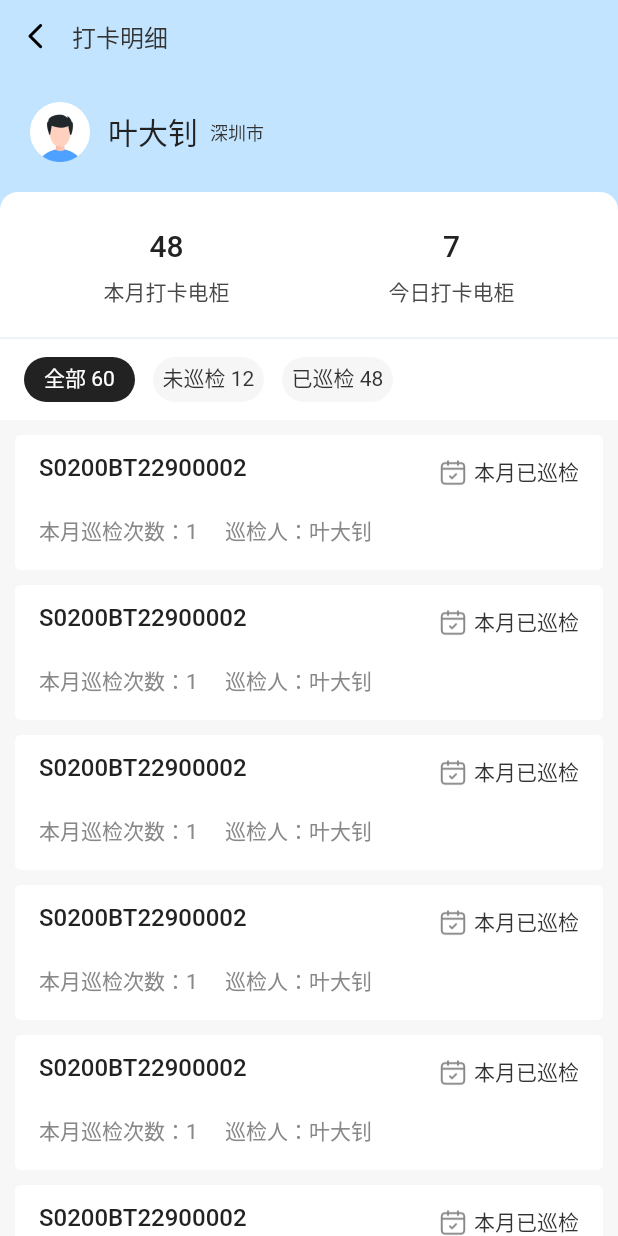
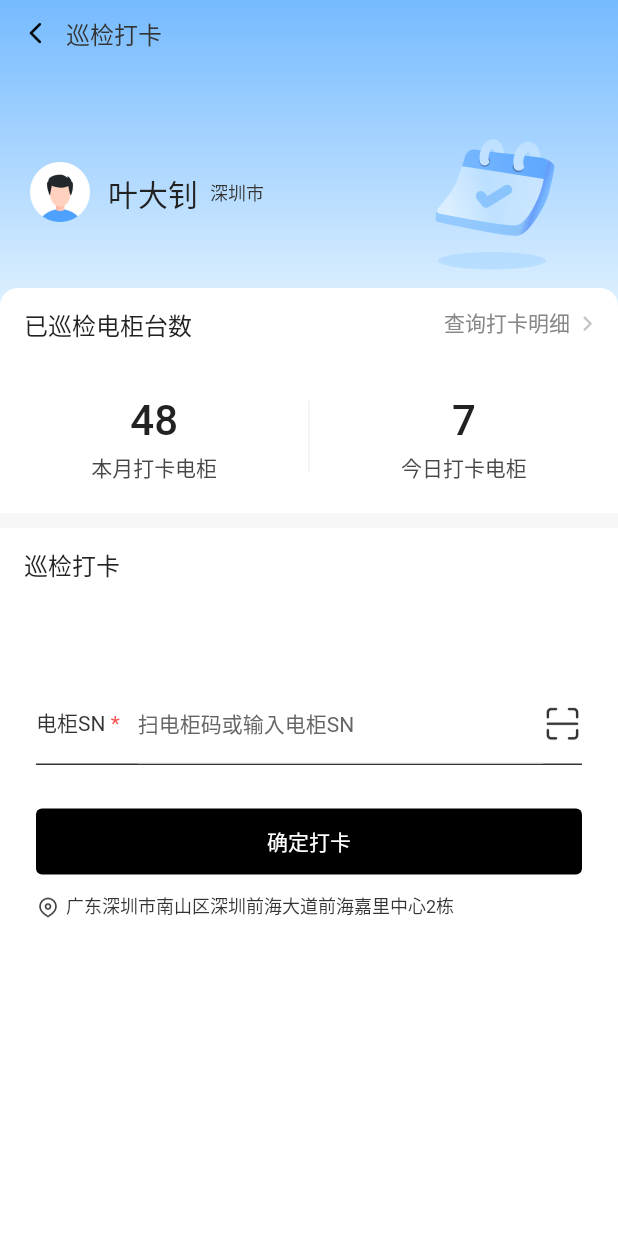
Before and after one commit to lodqc/saas_flutter_module, a Flutter app: the screen it shows after launch, on a phone screen of 412 x 824 dp. Run offline on Flutter 3.47's test engine with Material 2 defaults, Android fonts, the phone set to English and light mode, and no system bars; drawn by our look-alikes of oktoast; our stand-ins replace cached_network_image, device_info_plus, dio, fluro, keyboard_actions, sprintf and 1 more; missing offline and left inert: common_utils, flutter_pickers, sp_util.

Commit message:
完成巡检打卡ui

```diff
--- /dev/null
+++ b/lib/checkin/check_in_router.dart
@@ -0,0 +1,17 @@
+import 'package:fluro/fluro.dart';
+import 'package:saas_flutter_module/checkin/checkin_detail_page.dart';
+import 'package:saas_flutter_module/checkin/checkin_page.dart';
+import 'package:saas_flutter_module/router/i_router.dart';
+
+class CheckInRouter implements IRouterProvider {
+  static String CHECK_IN_PAGE = '/check_in/check_in_page';
+  static String CHECK_IN_DETAIL_PAGE = '/check_in/check_in_detail_page';
+
+  @override
+  void initRouter(FluroRouter router) {
+    router.define(CHECK_IN_PAGE,
+        handler: Handler(handlerFunc: (_, __) => CheckInPage()));
+    router.define(CHECK_IN_DETAIL_PAGE,
+        handler: Handler(handlerFunc: (_, __) => CheckInDetailPage()));
+  }
+}
--- /dev/null
+++ b/lib/checkin/checkin_page.dart
@@ -0,0 +1,251 @@
+import 'package:flutter/material.dart';
+import 'package:saas_flutter_module/checkin/check_in_router.dart';
+import 'package:saas_flutter_module/res/resources.dart';
+import 'package:saas_flutter_module/router/fluro_navigator.dart';
+import 'package:saas_flutter_module/util/other_utils.dart';
+import 'package:saas_flutter_module/widgets/my_app_bar.dart';
+import 'package:saas_flutter_module/widgets/my_button.dart';
+import 'package:saas_flutter_module/widgets/my_refresh_list.dart';
+import 'package:saas_flutter_module/widgets/my_scroll_view.dart';
+import 'package:saas_flutter_module/widgets/my_text_field.dart';
+
+class CheckInPage extends StatefulWidget {
+  CheckInPage({Key? key}) : super(key: key);
+
+  @override
+  _CheckInPageState createState() => _CheckInPageState();
+}
+
+class _CheckInPageState extends State<CheckInPage> {
+  final TextEditingController _snController = TextEditingController();
+  final FocusNode _nodeText1 = FocusNode();
+
+  @override
+  Widget build(BuildContext context) {
+    return Scaffold(
+      body: MyScrollView(
+        keyboardConfig:
+            Utils.getKeyboardActionsConfig(context, <FocusNode>[_nodeText1]),
+        children: [
+          Container(
+            child: Stack(
+              children: [
+                Container(
+                  decoration: BoxDecoration(
+                      gradient: LinearGradient(colors: [
+                    Colours.color_FF75BAFF,
+                    Colours.color_FFE8F6FF
+                  ], begin: Alignment.topCenter, end: Alignment.bottomCenter)),
+                  height: 224,
+                ),
+                Container(
+                  height: 44 + MediaQuery.of(context).padding.top,
+                  child: MyAppBar(
+                    title: "巡检打卡",
+                    backgroundColor: Colors.transparent,
+                  ),
+                ),
+                Positioned(
+                  child: Images.ic_check_in_0,
+                  right: 28,
+                  top: 72,
+                ),
+                Positioned(
+                  child: Images.imgHead,
+                  left: 20,
+                  top: 108,
+                ),
+                Positioned(
+                  child: Text(
+                    "叶大钊",
+                    style: TextStyles.color_FF222222_20M,
+                  ),
+                  left: 72,
+                  top: 114,
+                ),
+                Positioned(
+                  child: Text(
+                    "深圳市",
+                    style: TextStyles.text12N,
+                  ),
+                  left: 140,
+                  top: 122,
+                ),
+                Container(
+                  height: 160,
+                  width: double.infinity,
+                  margin: EdgeInsets.only(top: 192),
+                  decoration: BoxDecoration(
+                      color: Colors.white,
+                      borderRadius: BorderRadius.only(
+                          topLeft: Radius.circular(12),
+                          topRight: Radius.circular(12))),
+                  child: Stack(
+                    children: [
+                      Positioned(
+                        child: Text(
+                          "已巡检电柜台数",
+                          style: TextStyles.color_FF222222_16M,
+                        ),
+                        left: 16,
+                        top: 12,
+                      ),
+                      Positioned(
+                        child: Row(
+                          children: [
+                            Text(
+                              "查询打卡明细",
+                              style: TextStyles.color_FF888888_14N,
+                            ),
+                            Images.arrowRight
+                          ],
+                        ),
+                        right: 8,
+                        top: 12,
+                      ),
+                      Container(
+                        decoration: BoxDecoration(
+                            border: Border(
+                                bottom: BorderSide(
+                                    color: Colours.color_FFF7F7F7, width: 10))),
+                        child: Row(
+                          children: [
+                            Expanded(
+                              child: ConstrainedBox(
+                                constraints: BoxConstraints.expand(),
+                                child: Stack(
+                                  alignment:
+                                      Alignment.center, //指定未定位或部分定位widget的对齐方式
+                                  children: <Widget>[
+                                    Positioned(
+                                      top: 24,
+                                      child: Text(
+                                        "48",
+                                        style: TextStyles.color_FF222222_28M,
+                                      ),
+                                    ),
+                                    Positioned(
+                                      bottom: 20,
+                                      child: Text("本月打卡电柜",
+                                          style: TextStyles.color_FF484848_14N),
+                                    )
+                                  ],
+                                ),
+                              ),
+                              flex: 1,
+                            ),
+                            Container(
+                              color: Colours.color_FFF0F0F0,
+                              width: 1,
+                              height: 48,
+                            ),
+                            Expanded(
+                              child: ConstrainedBox(
+                                constraints: BoxConstraints.expand(),
+                                child: Stack(
+                                  alignment:
+                                      Alignment.center, //指定未定位或部分定位widget的对齐方式
+                                  children: <Widget>[
+                                    Positioned(
+                                      top: 24,
+                                      child: Text(
+                                        "7",
+                                        style: TextStyles.color_FF222222_28M,
+                                      ),
+                                    ),
+                                    Positioned(
+                                      bottom: 20,
+                                      child: Text("今日打卡电柜",
+                                          style: TextStyles.color_FF484848_14N),
+                                    )
+                                  ],
+                                ),
+                              ),
+                              flex: 1,
+                            )
+                          ],
+                        ),
+                        height: 112,
+                        margin: EdgeInsets.only(top: 48),
+                      ),
+                    ],
+                  ),
+                ),
+                Container(
+                  margin: EdgeInsets.only(top: 352),
+                  width: double.infinity,
+                  padding: EdgeInsets.symmetric(horizontal: 16, vertical: 12),
+                  child: Column(
+                    crossAxisAlignment: CrossAxisAlignment.start,
+                    children: [
+                      Text(
+                        "巡检打卡",
+                        style: TextStyles.color_FF222222_16M,
+                      ),
+                      Container(
+                        height: 54,
+                        decoration: BoxDecoration(
+                            border: Border(
+                                bottom: BorderSide(
+                                    color: Colours.color_FF333333, width: 1))),
+                        margin: EdgeInsets.only(left: 8, top: 68, right: 8),
+                        child: Row(
+                          children: [
+                            Text(
+                              "电柜SN ",
+                              style: TextStyles.color_FF333333_14N,
+                            ),
+                            Text(
+                              "*",
+                              style: TextStyles.red14N,
+                            ),
+                            SizedBox(
+                              width: 12,
+                            ),
+                            Expanded(
+                              child: MyTextField(
+                                controller: _snController,
+                                keyboardType: TextInputType.number,
+                                hintText: "扫电柜码或输入电柜SN",
+                              ),
+                              flex: 1,
+                            ),
+                            Images.ic_check_in_1
+                          ],
+                        ),
+                      ),
+                      Container(
+                        margin: EdgeInsets.only(left: 8, right: 8, top: 27),
+                        child: MyButton(
+                          text: "确定打卡",
+                          onPressed: () {
+                            NavigatorUtils.push(context, CheckInRouter.CHECK_IN_DETAIL_PAGE);
+                          },
+                        ),
+                      ),
+                      Padding(
+                        padding: EdgeInsets.only(top: 12, left: 8),
+                        child: Row(
+                          children: [
+                            Images.ic_check_in_2,
+                            Padding(
+                              padding: EdgeInsets.only(left: 4),
+                              child: Text(
+                                "广东深圳市南山区深圳前海大道前海嘉里中心2栋",
+                                style: TextStyles.text12N,
+                              ),
+                            )
+                          ],
+                        ),
+                      ),
+                    ],
+                  ),
+                ),
+              ],
+            ),
+          )
+        ],
+      ),
+    );
+  }
+}
--- a/lib/main.dart
+++ b/lib/main.dart
@@ -3,8 +3,7 @@ import 'package:flutter/gestures.dart';
 import 'package:flutter/material.dart';
 import 'package:oktoast/oktoast.dart';
 import 'package:provider/provider.dart';
-import 'package:saas_flutter_module/cabinet/cabinet_mount_page.dart';
-import 'package:saas_flutter_module/checkin/checkin_detail_page.dart';
+import 'package:saas_flutter_module/checkin/checkin_page.dart';
 import 'package:saas_flutter_module/net/dio_utils.dart';
 import 'package:saas_flutter_module/net/intercept.dart';
 import 'package:saas_flutter_module/provider/theme_provider.dart';
@@ -100,7 +99,7 @@ class MyApp extends StatelessWidget {
       theme: theme ?? provider.getTheme(),
       darkTheme: provider.getTheme(isDarkMode: true),
       themeMode: provider.getThemeMode(),
-      home: CheckInDetailPage(),
+      home: CheckInPage(),
       onGenerateRoute: Routes.router.generator,
       navigatorKey: navigatorKey,
       builder: (BuildContext context, Widget? child) {
--- a/lib/provider/theme_provider.dart
+++ b/lib/provider/theme_provider.dart
@@ -43,7 +43,7 @@ class ThemeProvider extends ChangeNotifier {
       colorScheme: ColorScheme.fromSwatch().copyWith(
         brightness: isDarkMode ? Brightness.dark : Brightness.light,
         secondary: isDarkMode ? Colours.dark_app_main : Colours.app_main,
-        error: isDarkMode ? Colours.dark_red : Colours.red,
+        error: isDarkMode ? Colours.dark_red : Colours.color_FFFA5050,
       ),
       // Tab指示器颜色
       indicatorColor: isDarkMode ? Colours.dark_app_main : Colours.app_main,
--- a/lib/res/colors.dart
+++ b/lib/res/colors.dart
@@ -1,7 +1,7 @@
 import 'package:flutter/material.dart';
 
 class Colours {
-  static const Color app_main = Color(0xFF4688FA);
+  static const Color app_main = Color(0xFF333333);
   static const Color dark_app_main = Color(0xFF3F7AE0);
 
   static const Color bg_color = Color(0xfff1f1f1);
@@ -25,7 +25,7 @@ class Colours {
   static const Color line = Color(0xFFEEEEEE);
   static const Color dark_line = Color(0xFF3A3C3D);
 
-  static const Color red = Color(0xFFFA5050);
+  static const Color color_FFFA5050 = Color(0xFFFA5050);
   static const Color dark_red = Color(0xFFE03E4E);
   static const Color button_disabled = Color(0xFFC2C2C2);
   static const Color button_enable = Color(0xFF000000);
@@ -49,4 +49,6 @@ class Colours {
   static const Color color_FFC2E4FF = Color(0xFFC2E4FF);
   static const Color color_FF484848 = Color(0xFF484848);
   static const Color color_FF888888 = Color(0xFF888888);
+  static const Color color_FF75BAFF = Color(0xFF75BAFF);
+  static const Color color_FFE8F6FF = Color(0xFFE8F6FF);
 }
--- a/lib/res/dimens.dart
+++ b/lib/res/dimens.dart
@@ -6,6 +6,7 @@ class Dimens {
   static const double font_sp16 = 16.0;
   static const double font_sp18 = 18.0;
   static const double font_sp20 = 20.0;
+  static const double font_sp28 = 28.0;
 
   static const double gap_dp4 = 4;
   static const double gap_dp5 = 5;
--- a/lib/res/resources.dart
+++ b/lib/res/resources.dart
@@ -15,4 +15,7 @@ class Images {
   static const Widget icItem0 = LoadAssetImage('ic_item_0', height: 20, width: 20,);
   static const Widget imgCheck = LoadAssetImage('ic_item_check', height: 20, width: 20,);
   static const Widget imgHead = LoadAssetImage('ic_head_icon', height: 40, width: 40,);
+  static const Widget ic_check_in_0 = LoadAssetImage('ic_check_in_0', height: 112, width: 112,);
+  static const Widget ic_check_in_1 = LoadAssetImage('ic_check_in_1', height: 26, width: 26,);
+  static const Widget ic_check_in_2 = LoadAssetImage('ic_check_in_2', height: 16, width: 16,);
 }
--- a/lib/res/styles.dart
+++ b/lib/res/styles.dart
@@ -42,7 +42,7 @@ class TextStyles {
   );
   static const TextStyle red14N = TextStyle(
       fontSize: Dimens.font_sp14,
-      color: Colours.red
+      color: Colours.color_FFFA5050
   );
   static const TextStyle color_FFC2C2C2_14N = TextStyle(
       fontSize: Dimens.font_sp14,
@@ -54,6 +54,10 @@ class TextStyles {
   );
   static const TextStyle color_FF222222_20M = TextStyle(
       fontSize: Dimens.font_sp20,
+      color: Colours.color_FF222222,fontWeight: FontWeight.w500
+  );
+  static const TextStyle color_FF222222_28M = TextStyle(
+      fontSize: Dimens.font_sp28,
       color: Colours.color_FF222222,fontWeight: FontWeight.w500
   );
   static const TextStyle color_FF222222_16M = TextStyle(
@@ -86,10 +90,10 @@ class TextStyles {
   );
   static const TextStyle text12N = TextStyle(
       fontSize: Dimens.font_sp12,
-      color: Colours.color_FF333333
+      color: Colours.color_FF333333,height: 1.2
   );
   static const TextStyle color_FF888888_14N = TextStyle(
       fontSize: Dimens.font_sp14,
-      color: Colours.color_FF888888
+      color: Colours.color_FF888888,height: 1.2
   );
 }
--- a/lib/router/routers.dart
+++ b/lib/router/routers.dart
@@ -1,6 +1,7 @@
 import 'package:fluro/fluro.dart';
 import 'package:flutter/material.dart';
 import 'package:saas_flutter_module/cabinet/cabinet_mount_page.dart';
+import 'package:saas_flutter_module/checkin/check_in_router.dart';
 import 'package:saas_flutter_module/router/i_router.dart';
 import 'package:saas_flutter_module/router/not_found_page.dart';
 
@@ -32,14 +33,7 @@ class Routes {
 
     _listRouter.clear();
     /// 各自路由由各自模块管理，统一在此添加初始化
-    // _listRouter.add(ShopRouter());
-    // _listRouter.add(LoginRouter());
-    // _listRouter.add(GoodsRouter());
-    // _listRouter.add(OrderRouter());
-    // _listRouter.add(StoreRouter());
-    // _listRouter.add(AccountRouter());
-    // _listRouter.add(SettingRouter());
-    // _listRouter.add(StatisticsRouter());
+    _listRouter.add(CheckInRouter());
 
     /// 初始化路由
     void initRouter(IRouterProvider routerProvider) {
--- a/lib/widgets/my_app_bar.dart
+++ b/lib/widgets/my_app_bar.dart
@@ -77,7 +77,7 @@ class MyAppBar extends StatelessWidget implements PreferredSizeWidget {
       child: Container(
         alignment: centerTitle.isEmpty ? Alignment.centerLeft : Alignment.center,
         width: double.infinity,
-        margin: const EdgeInsets.symmetric(horizontal: 48.0),
+        margin: const EdgeInsets.symmetric(horizontal: 44.0),
         child: Text(
           title.isEmpty ? centerTitle : title,
           style: const TextStyle(fontSize: Dimens.font_sp16,fontWeight: FontWeight.w500),
@@ -101,5 +101,5 @@ class MyAppBar extends StatelessWidget implements PreferredSizeWidget {
   }
 
   @override
-  Size get preferredSize => const Size.fromHeight(48.0);
+  Size get preferredSize => const Size.fromHeight(44.0);
 }
--- /dev/null
+++ b/lib/widgets/my_text_field.dart
@@ -0,0 +1,224 @@
+import 'dart:async';
+
+import 'package:flutter/material.dart';
+import 'package:flutter/services.dart';
+import 'package:saas_flutter_module/res/colors.dart';
+import 'package:saas_flutter_module/res/dimens.dart';
+import 'package:saas_flutter_module/res/gaps.dart';
+import 'package:saas_flutter_module/util/device_utils.dart';
+import 'package:saas_flutter_module/widgets/load_image.dart';
+import 'package:saas_flutter_module/widgets/my_button.dart';
+
+
+/// 登录模块的输入框封装
+class MyTextField extends StatefulWidget {
+
+  const MyTextField({
+    super.key,
+    required this.controller,
+    this.maxLength = 16,
+    this.autoFocus = false,
+    this.keyboardType = TextInputType.text,
+    this.hintText = '',
+    this.focusNode,
+    this.isInputPwd = false,
+    this.isShowDelete = false,
+    this.getVCode,
+    this.keyName
+  });
+
+  final TextEditingController controller;
+  final int maxLength;
+  final bool autoFocus;
+  final TextInputType keyboardType;
+  final String hintText;
+  final FocusNode? focusNode;
+  final bool isInputPwd;
+  final bool isShowDelete;
+  final Future<bool> Function()? getVCode;
+  /// 用于集成测试寻找widget
+  final String? keyName;
+
+  @override
+  _MyTextFieldState createState() => _MyTextFieldState();
+}
+
+class _MyTextFieldState extends State<MyTextField> {
+  bool _isShowPwd = false;
+  bool _isShowDelete = false;
+  bool _clickable = true;
+  /// 倒计时秒数
+  final int _second = 30;
+  /// 当前秒数
+  late int _currentSecond;
+  StreamSubscription<dynamic>? _subscription;
+
+  @override
+  void initState() {
+    /// 获取初始化值
+    _isShowDelete = widget.controller.text.isNotEmpty&&widget.isShowDelete;
+    /// 监听输入改变
+    widget.controller.addListener(isEmpty);
+    super.initState();
+  }
+
+  void isEmpty() {
+    final bool isNotEmpty = widget.controller.text.isNotEmpty;
+    /// 状态不一样在刷新，避免重复不必要的setState
+    if (isNotEmpty != _isShowDelete) {
+      setState(() {
+        _isShowDelete = isNotEmpty&&widget.isShowDelete;
+      });
+    }
+  }
+
+  @override
+  void dispose() {
+    _subscription?.cancel();
+    widget.controller.removeListener(isEmpty);
+    super.dispose();
+  }
+
+  Future<dynamic> _getVCode() async {
+    final bool isSuccess = await widget.getVCode!();
+    if (isSuccess) {
+      setState(() {
+        _currentSecond = _second;
+        _clickable = false;
+      });
+      _subscription = Stream.periodic(const Duration(seconds: 1), (int i) => i).take(_second).listen((int i) {
+        setState(() {
+          _currentSecond = _second - i - 1;
+          _clickable = _currentSecond < 1;
+        });
+      });
+    }
+  }
+
+  @override
+  Widget build(BuildContext context) {
+    final ThemeData themeData = Theme.of(context);
+    final bool isDark = themeData.brightness == Brightness.dark;
+
+    Widget textField = TextField(
+      focusNode: widget.focusNode,
+      maxLength: widget.maxLength,
+      obscureText: widget.isInputPwd && !_isShowPwd,
+      autofocus: widget.autoFocus,
+      controller: widget.controller,
+      textInputAction: TextInputAction.done,
+      keyboardType: widget.keyboardType,
+      // 数字、手机号限制格式为0到9， 密码限制不包含汉字
+      inputFormatters: (widget.keyboardType == TextInputType.number || widget.keyboardType == TextInputType.phone) ?
+      [FilteringTextInputFormatter.allow(RegExp('[0-9]'))] : [FilteringTextInputFormatter.deny(RegExp('[\u4e00-\u9fa5]'))],
+      decoration: InputDecoration(
+        contentPadding: const EdgeInsets.symmetric(vertical: 16.0),
+        hintText: widget.hintText,
+        counterText: '',
+        focusedBorder: UnderlineInputBorder(
+          borderSide: BorderSide(
+            color: Colors.transparent,
+            width: 0.8,
+          ),
+        ),
+        enabledBorder: UnderlineInputBorder(
+          borderSide: BorderSide(
+            color: Theme.of(context).dividerTheme.color!,
+            width: 0.8,
+          ),
+        ),
+      ),
+    );
+
+    /// 个别Android机型（华为、vivo）的密码安全键盘不弹出问题（已知小米正常），临时修复方法：https://github.com/flutter/flutter/issues/68571 (issues/61446)
+    /// 怀疑是安全键盘与三方输入法之间的切换冲突问题。
+    if (Device.isAndroid) {
+      textField = Listener(
+        onPointerDown: (e) => FocusScope.of(context).requestFocus(widget.focusNode),
+        child: textField,
+      );
+    }
+
+    Widget? clearButton;
+
+    if (_isShowDelete) {
+      clearButton = Semantics(
+        label: '清空',
+        hint: '清空输入框',
+        child: GestureDetector(
+          child: LoadAssetImage('qyg_shop_icon_delete',
+            key: Key('${widget.keyName}_delete'),
+            width: 18.0,
+            height: 40.0,
+          ),
+          onTap: () => widget.controller.text = '',
+        ),
+      );
+    }
+
+    late Widget pwdVisible;
+    if (widget.isInputPwd) {
+      pwdVisible = Semantics(
+        label: '密码可见开关',
+        hint: '密码是否可见',
+        child: GestureDetector(
+          child: LoadAssetImage(
+            _isShowPwd ? 'qyg_shop_icon_display' : 'qyg_shop_icon_hide',
+            key: Key('${widget.keyName}_showPwd'),
+            width: 18.0,
+            height: 40.0,
+          ),
+          onTap: () {
+            setState(() {
+              _isShowPwd = !_isShowPwd;
+            });
+          },
+        ),
+      );
+    }
+
+    late Widget getVCodeButton;
+    if (widget.getVCode != null) {
+      getVCodeButton = MyButton(
+        key: const Key('getVerificationCode'),
+        onPressed: _clickable ? _getVCode : null,
+        fontSize: Dimens.font_sp12,
+        text: '（$_currentSecond s）',
+        textColor: themeData.primaryColor,
+        disabledTextColor: Colors.white,
+        backgroundColor: Colors.transparent,
+        disabledBackgroundColor: Colours.text_gray_c,
+        radius: 1.0,
+        minHeight: 26.0,
+        minWidth: 76.0,
+        padding: const EdgeInsets.symmetric(horizontal: 8.0),
+        side: BorderSide(
+          color: _clickable ? themeData.primaryColor : Colors.transparent,
+          width: 0.8,
+        ),
+      );
+    }
+
+    return Stack(
+      alignment: Alignment.centerRight,
+      children: <Widget>[
+        textField,
+        Row(
+          mainAxisSize: MainAxisSize.min,
+          children: <Widget>[
+            /// _isShowDelete参数动态变化，为了不破坏树结构使用Visibility，false时放一个空Widget。
+            /// 对于其他参数，为初始配置参数，基本可以确定树结构，就不做空Widget处理。
+            Visibility(
+              visible: _isShowDelete,
+              child: clearButton ?? Gaps.empty,
+            ),
+            if (widget.isInputPwd) Gaps.hGap15,
+            if (widget.isInputPwd) pwdVisible,
+            if (widget.getVCode != null) Gaps.hGap15,
+            if (widget.getVCode != null) getVCodeButton,
+          ],
+        )
+      ],
+    );
+  }
+}
```
Also changed, not shown: assets/images/ic_check_in_0.png (added), assets/images/ic_check_in_1.png (added), assets/images/ic_check_in_2.png (added), assets/images/qyg_shop_icon_delete.png (added), assets/images/qyg_shop_icon_display.png (added), assets/images/qyg_shop_icon_hide.png (added).
